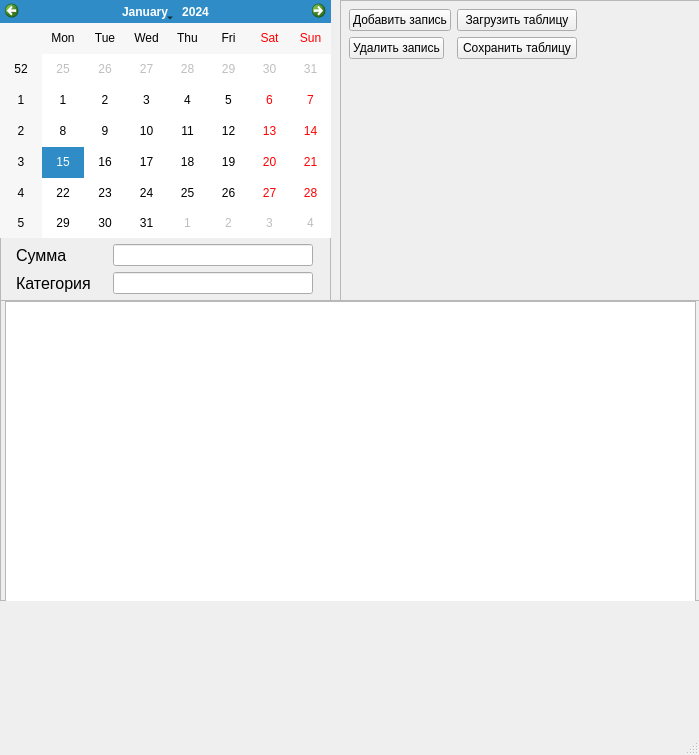
First picture: the form in views/mainwindow.ui, repository max-marshalov/accounting-for-expenses, before the edit.
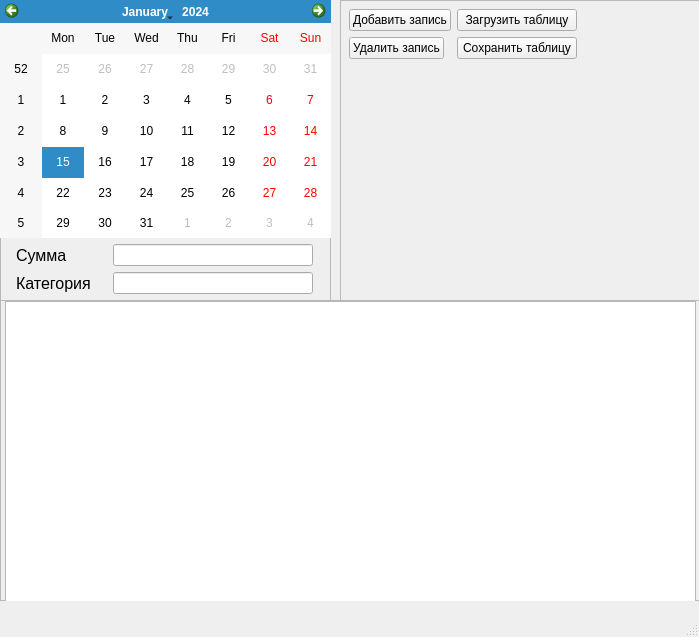
Second picture: the form after the edit.

Diff of the .ui file:
```diff
--- a/views/mainwindow.ui
+++ b/views/mainwindow.ui
@@ -7,7 +7,7 @@
     <x>0</x>
     <y>0</y>
     <width>699</width>
-    <height>755</height>
+    <height>637</height>
    </rect>
   </property>
   <property name="windowTitle">
```
Left out of the diff: 6 changed lines with no effect on the pictures.
